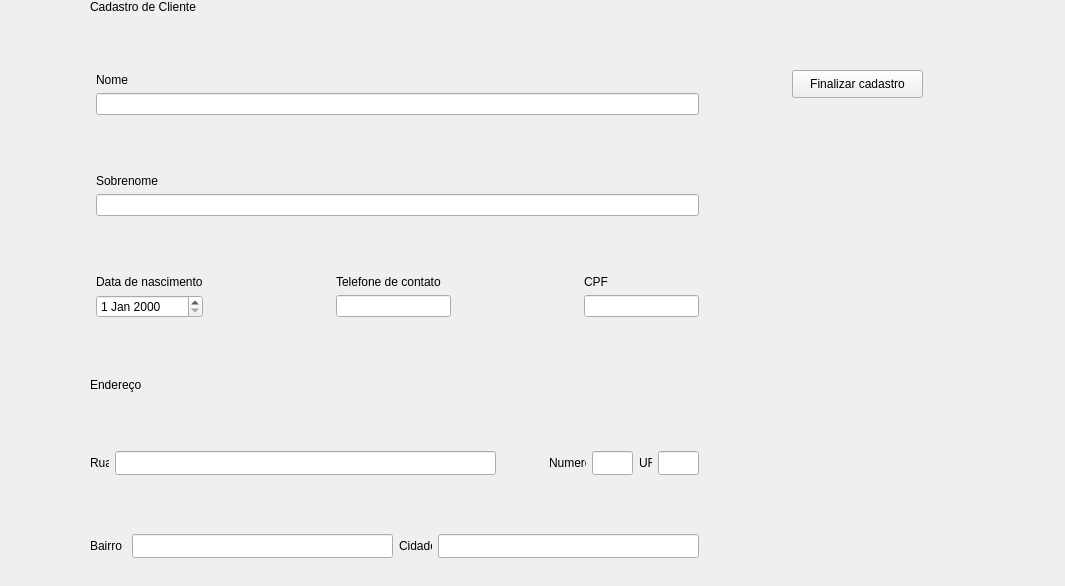
Old version of the form src/view/CadastroClienteView.ui in the repository juliaborgess18/farmacia-les.
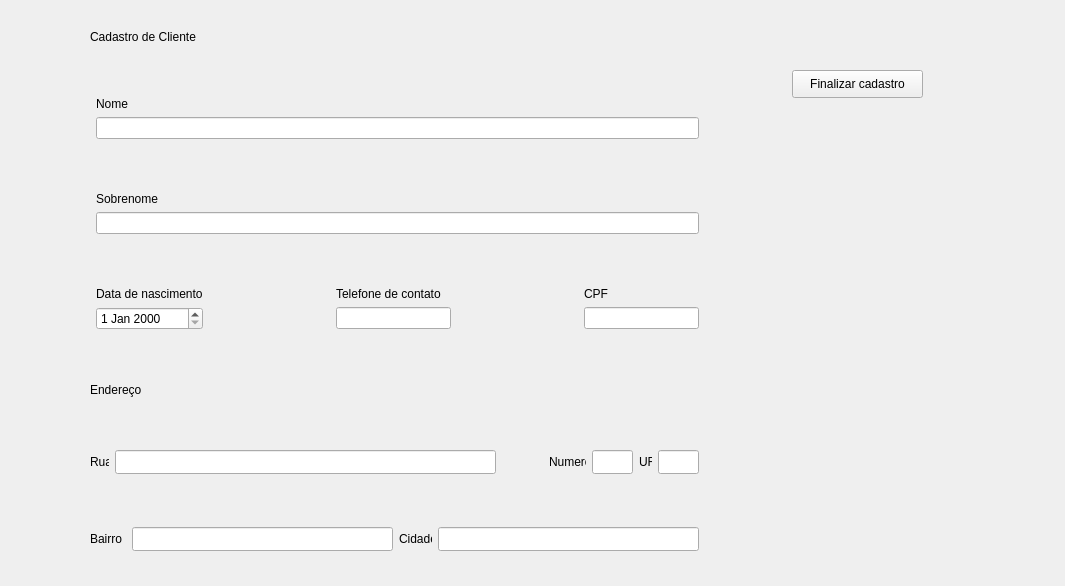
New version of the form.

```diff
--- a/src/view/CadastroClienteView.ui
+++ b/src/view/CadastroClienteView.ui
@@ -30,9 +30,9 @@
    <property name="geometry">
     <rect>
      <x>90</x>
-     <y>0</y>
+     <y>30</y>
      <width>609</width>
-     <height>558</height>
+     <height>521</height>
     </rect>
    </property>
    <layout class="QVBoxLayout" name="verticalLayout">
```
